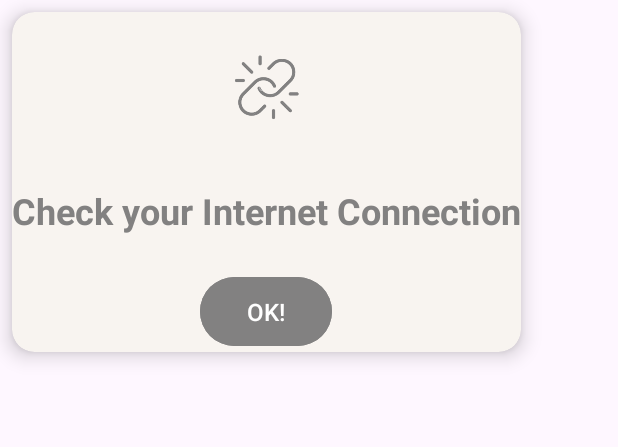
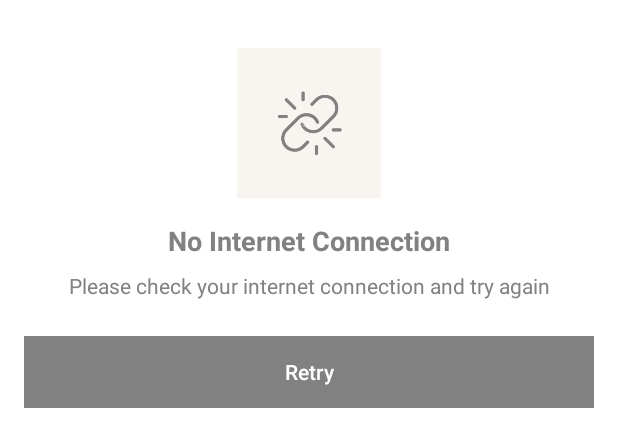
Before and after one commit to HananHijaze/Fresh_Picks, an Android app: the layout noconnection.xml on its own in the app's theme, with its tools: preview values and no code run, on a phone screen of 412 x 824 dp. Shown: the top 447 px of the screen. Run offline under Robolectric (Android 15) with nearby library versions, the phone set to English and light mode, and no system bars.

Commit message:
no connection dilaog added

```diff
--- a/app/src/main/res/layout/noconnection.xml
+++ b/app/src/main/res/layout/noconnection.xml
@@ -1,59 +1,47 @@
 <?xml version="1.0" encoding="utf-8"?>
-<androidx.cardview.widget.CardView
-    xmlns:android="http://schemas.android.com/apk/res/android"
+<LinearLayout xmlns:android="http://schemas.android.com/apk/res/android"
     xmlns:app="http://schemas.android.com/apk/res-auto"
-    android:layout_width="wrap_content"
+    android:layout_width="match_parent"
     android:layout_height="wrap_content"
-    android:layout_margin="8dp"
-    android:elevation="4dp"
+    android:orientation="vertical"
+    android:minWidth="300dp"
+    android:layout_weight="1"
     android:padding="16dp"
-    app:cardCornerRadius="15dp"
-    android:background="@color/beige"
-    android:layout_centerInParent="true"
-    app:cardElevation="8dp"
-    android:backgroundTint="@color/beige">
+    android:background="@color/white">
 
-        <!-- Inner Content -->
-        <RelativeLayout
-            android:layout_width="wrap_content"
-            android:layout_height="wrap_content">
-
-            <!-- Icon -->
     <ImageView
-                android:id="@+id/connection_icon"
         android:layout_width="100dp"
         android:layout_height="100dp"
-                android:src="@drawable/noconnection3"
-                android:layout_centerHorizontal="true"
-                android:contentDescription="@string/no_connection_description" />
+        android:layout_gravity="center"
+        android:layout_marginTop="16dp"
+        android:src="@drawable/noconnection3" />
 
-            <!-- Title Text -->
     <TextView
-                android:id="@+id/connection_message"
-                android:layout_width="wrap_content"
+        android:layout_width="match_parent"
         android:layout_height="wrap_content"
-                android:text="@string/no_connection_message"
-                android:textSize="24dp"
-                android:textStyle="bold"
-                android:layout_below="@id/connection_icon"
         android:layout_marginTop="16dp"
+        android:gravity="center"
+        android:text="@string/no_internet_connection"
         android:textColor="@color/grey"
+        android:textSize="18sp"
+        android:textStyle="bold" />
+
+    <TextView
+        android:layout_width="match_parent"
+        android:layout_height="wrap_content"
+        android:layout_marginTop="8dp"
         android:gravity="center"
-                android:layout_centerHorizontal="true" />
+        android:text="@string/please_check_your_connection"
+        android:textColor="@color/grey" />
 
-            <!-- Retry Button -->
     <Button
-                android:id="@+id/retry_button"
-                android:layout_width="wrap_content"
+        android:id="@+id/retryButton"
+        android:layout_width="match_parent"
         android:layout_height="wrap_content"
-                android:text="@string/retry_button_text"
-                android:layout_below="@id/connection_message"
         android:layout_marginTop="24dp"
-                android:paddingHorizontal="24dp"
-                android:paddingVertical="12dp"
-                android:backgroundTint="@color/grey"
-                android:textSize="16dp"
-                android:textColor="@color/white"
-                android:layout_centerHorizontal="true" />
-        </RelativeLayout>
-    </androidx.cardview.widget.CardView>
+        android:layout_marginBottom="16dp"
+        android:text="@string/retry"
+        android:background="@color/grey"
+        android:textColor="@color/white" />
+
+</LinearLayout>
--- a/app/src/main/res/values/strings.xml
+++ b/app/src/main/res/values/strings.xml
@@ -167,4 +167,7 @@
     <string name="error_super_deals">Error listening for super deals: </string>
     <string name="error_order_updates">Error listening for order updates: </string>
     <string name="error_fetch_bulk_buyers">Error fetching bulk buyers: </string>
+    <string name="no_internet_connection">No Internet Connection</string>
+    <string name="please_check_your_connection">Please check your internet connection and try again</string>
+    <string name="still_no_connection">Still no connection available</string>
 </resources>
```
Also changed, not shown: app/src/main/java/com/example/fresh_picks/Home.java (+75 -25 lines), 1 other file. Lines whose indentation alone changed are shown as unchanged.
